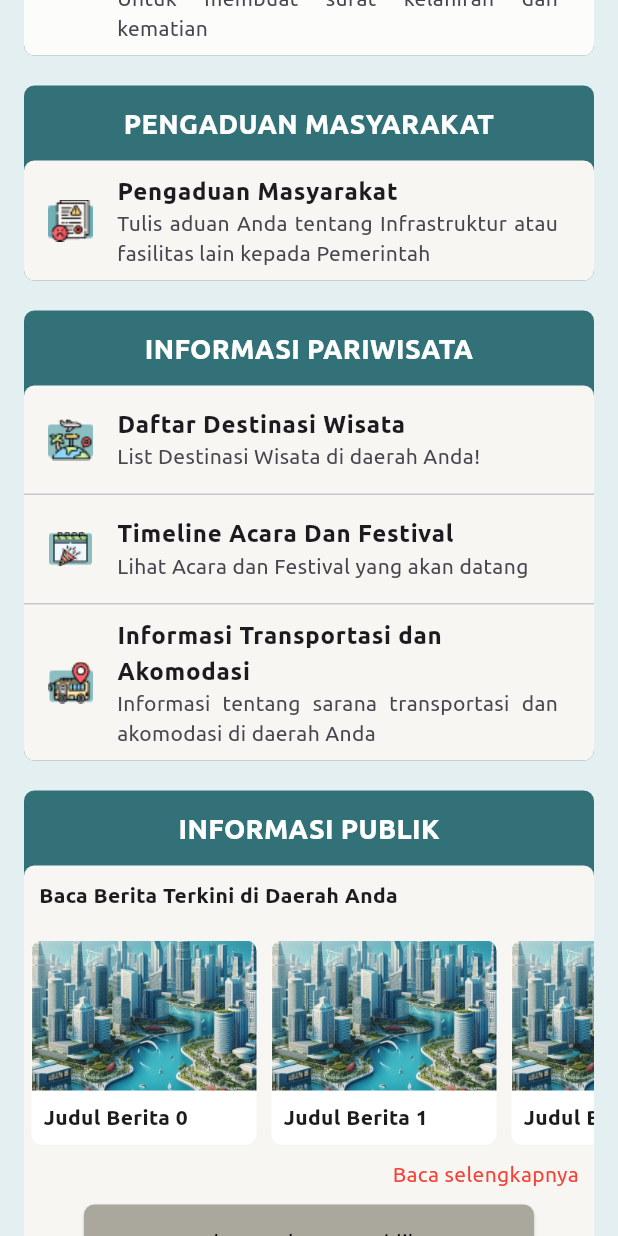
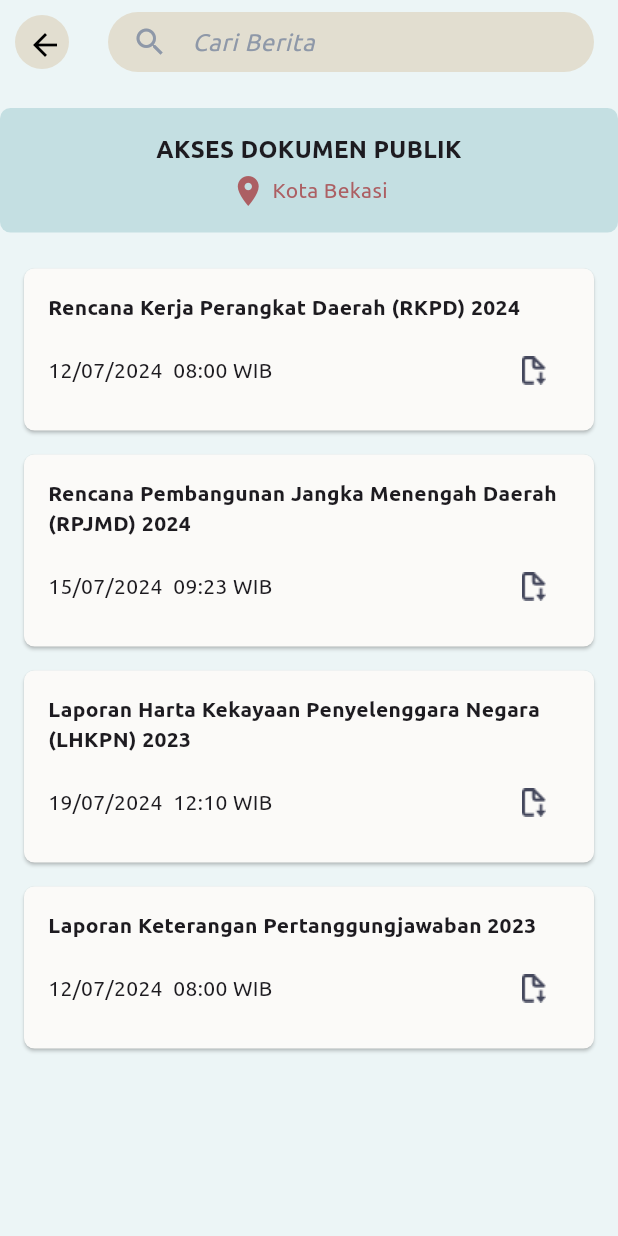
Before and after one commit to Hudzaiflank/Nagarishakti_4Nesia, a Flutter app: the screen it shows after launch, scrolled down 576 dp, after a tap on "Akses Dokumen Publik", on a phone screen of 412 x 824 dp. Run offline on Flutter 3.47's test engine with Material 3 defaults, Android fonts, the phone set to English and light mode, and no system bars; our stand-ins replace carousel_slider, file_picker, image_picker, shared_preferences, sqflite; accounts and stored records are empty.

Commit message:
push public document

```diff
--- /dev/null
+++ b/lib/User/Informasi-publik/Dokumen-publik/Public-Document.dart
@@ -0,0 +1,196 @@
+//!JANGAN DI UBAH STYLINGNYA
+//!JANGAN DI UBAH STYLINGNYA
+//!JANGAN DI UBAH STYLINGNYA
+//!JANGAN DI UBAH STYLINGNYA
+//!JANGAN DI UBAH STYLINGNYA
+
+import 'package:flutter/material.dart';
+
+class PublicDocumentPage extends StatelessWidget {
+  @override
+  Widget build(BuildContext context) {
+    return Scaffold(
+      backgroundColor: Color(0xFFECF5F6),
+      body: CustomScrollView(
+        slivers: [
+          SliverAppBar(
+            pinned: false,
+            backgroundColor: Colors.transparent,
+            elevation: 0,
+            leading: Container(
+              margin: EdgeInsets.all(10),
+              decoration: BoxDecoration(
+                color: Color(0xFFE2DED0),
+                shape: BoxShape.circle,
+              ),
+              child: IconButton(
+                icon: Icon(Icons.arrow_back, color: Colors.black),
+                onPressed: () {
+                  // Handle back button press
+                },
+              ),
+            ),
+            title: Container(
+              height: 40,
+              decoration: BoxDecoration(
+                color: Color(0xFFE2DED0),
+                borderRadius: BorderRadius.circular(50),
+              ),
+              child: TextField(
+                decoration: InputDecoration(
+                  contentPadding:
+                      const EdgeInsets.symmetric(vertical: 10, horizontal: 16),
+                  filled: true,
+                  fillColor: Colors.transparent,
+                  hintText: 'Cari Berita',
+                  hintStyle: const TextStyle(
+                    color: Color(0xFF8E98A8),
+                    fontStyle: FontStyle.italic,
+                    fontFamily: 'Ubuntu',
+                  ),
+                  prefixIcon: const Padding(
+                    padding: EdgeInsets.only(left: 16.0, right: 12.0),
+                    child: Icon(Icons.search, color: Color(0xFF8E98A8)),
+                  ),
+                  border: InputBorder.none,
+                ),
+              ),
+            ),
+            centerTitle: true,
+          ),
+          SliverToBoxAdapter(
+            child: Padding(
+              padding:
+                  const EdgeInsets.symmetric(horizontal: 0, vertical: 16.0),
+              child: Column(
+                crossAxisAlignment: CrossAxisAlignment.start,
+                children: [
+                  Container(
+                    width: double.infinity,
+                    padding: EdgeInsets.all(16),
+                    decoration: BoxDecoration(
+                      color: Color(0xFFC4DFE2),
+                      borderRadius: BorderRadius.circular(7),
+                    ),
+                    child: Column(
+                      crossAxisAlignment: CrossAxisAlignment.center,
+                      children: [
+                        Text(
+                          'AKSES DOKUMEN PUBLIK',
+                          style: TextStyle(
+                            fontSize: 16,
+                            fontWeight: FontWeight.w700,
+                            fontFamily: 'Ubuntu',
+                          ),
+                          textAlign: TextAlign.center,
+                        ),
+                        SizedBox(height: 4),
+                        Row(
+                          mainAxisAlignment: MainAxisAlignment.center,
+                          children: [
+                            Icon(Icons.location_on, color: Color(0xFFAC5F63)),
+                            SizedBox(width: 4),
+                            Text(
+                              'Kota Bekasi',
+                              style: TextStyle(
+                                color: Color(0xFFAC5F63),
+                                fontFamily: 'Ubuntu',
+                              ),
+                            ),
+                          ],
+                        ),
+                      ],
+                    ),
+                  ),
+                  SizedBox(height: 16),
+                  documentCard(
+                    title: 'Rencana Kerja Perangkat Daerah (RKPD) 2024 ',
+                    date: '12/07/2024',
+                    time: '08:00 WIB',
+                  ),
+                  documentCard(
+                    title:
+                        'Rencana Pembangunan Jangka Menengah Daerah (RPJMD) 2024',
+                    date: '15/07/2024',
+                    time: '09:23 WIB',
+                  ),
+                  documentCard(
+                    title:
+                        'Laporan Harta Kekayaan Penyelenggara Negara (LHKPN) 2023',
+                    date: '19/07/2024',
+                    time: '12:10 WIB',
+                  ),
+                  documentCard(
+                    title: 'Laporan Keterangan Pertanggungjawaban 2023',
+                    date: '12/07/2024',
+                    time: '08:00 WIB',
+                  ),
+                ],
+              ),
+            ),
+          ),
+        ],
+      ),
+    );
+  }
+}
+
+Widget documentCard({
+  required String title,
+  required String date,
+  required String time,
+}) {
+  return Card(
+    color: Color(0xFFFBFAF8),
+    shape: RoundedRectangleBorder(borderRadius: BorderRadius.circular(7)),
+    margin: EdgeInsets.symmetric(vertical: 8, horizontal: 16),
+    child: Padding(
+      padding: const EdgeInsets.all(16.0),
+      child: Column(
+        crossAxisAlignment: CrossAxisAlignment.start,
+        children: [
+          Text(
+            title,
+            style: TextStyle(
+              fontWeight: FontWeight.bold,
+              fontFamily: 'Ubuntu',
+            ),
+          ),
+          SizedBox(height: 8),
+          Row(
+            mainAxisAlignment: MainAxisAlignment.spaceBetween,
+            children: [
+              Row(
+                children: [
+                  Text(
+                    date,
+                    style: TextStyle(
+                      fontFamily: 'Ubuntu',
+                    ),
+                  ),
+                  SizedBox(width: 7),
+                  Text(
+                    time,
+                    style: TextStyle(
+                      fontFamily: 'Ubuntu',
+                    ),
+                  ),
+                ],
+              ),
+              Align(
+                alignment: Alignment.center,
+                child: IconButton(
+                  icon: Image.asset('assets/download-pdf.png',
+                      width: 24, height: 24),
+                  onPressed: () {
+                    // TODO: thin buat handle download masing masing disini, panggil aja pk atau id nya
+                  },
+                ),
+              ),
+            ],
+          ),
+        ],
+      ),
+    ),
+  );
+}
--- a/lib/User/Informasi-publik/news-page.dart
+++ b/lib/User/Informasi-publik/berita/news-page.dart
@@ -1,5 +1,5 @@
 import 'package:flutter/material.dart';
-import 'package:nagarishakti/User/Informasi-publik/detail-news-page.dart';
+import 'package:nagarishakti/User/Informasi-publik/berita/detail-news-page.dart';
 
 class NewsPage extends StatefulWidget {
   @override
--- a/lib/User/user-home.dart
+++ b/lib/User/user-home.dart
@@ -10,7 +10,8 @@ import './Layanan-Kependudukan/Pembuatan-ktp-kk/user-kk-page.dart';
 import './Layanan-Kependudukan/Pendaftaran-AktaLahir-kematian/Akta-lahir.dart';
 import './Layanan-Kependudukan/Pendaftaran-AktaLahir-kematian/Surat-kematian.dart';
 import './Layanan-Kependudukan/Pembaruan-data/perpindahan-kependudukan.dart';
-import 'Informasi-publik/news-page.dart';
+import 'Informasi-publik/berita/news-page.dart';
+import 'Informasi-publik/Dokumen-publik/Public-Document.dart';
 
 class UserHome extends StatefulWidget {
   const UserHome({super.key});
@@ -1325,7 +1326,15 @@ class _UserHomeState extends State<UserHome> {
                               padding:
                                   const EdgeInsets.symmetric(horizontal: 40.0),
                               child: ElevatedButton(
-                                onPressed: () {},
+                                onPressed: () {
+                                  Navigator.push(
+                                    context,
+                                    MaterialPageRoute(
+                                      builder: (context) =>
+                                          PublicDocumentPage(),
+                                    ),
+                                  );
+                                },
                                 style: ElevatedButton.styleFrom(
                                   backgroundColor: const Color(0xFFAAA79C),
                                   shape: RoundedRectangleBorder(
--- a/pubspec.yaml
+++ b/pubspec.yaml
@@ -88,6 +88,7 @@ flutter:
     - assets/profile-edit/rectangle-2.png
     - assets/profile-edit/rectangle-3.png
     - assets/download-icon.png
+    - assets/download-pdf.png
     - assets/upload-icon.png
     - assets/API/destinasi.json
     - assets/API/detailDestinasi.json
```
Also changed, not shown: assets/download-pdf.png (added), lib/User/Informasi-publik/berita/detail-news-page.dart (renamed from lib/User/Informasi-publik/detail-news-page.dart).
